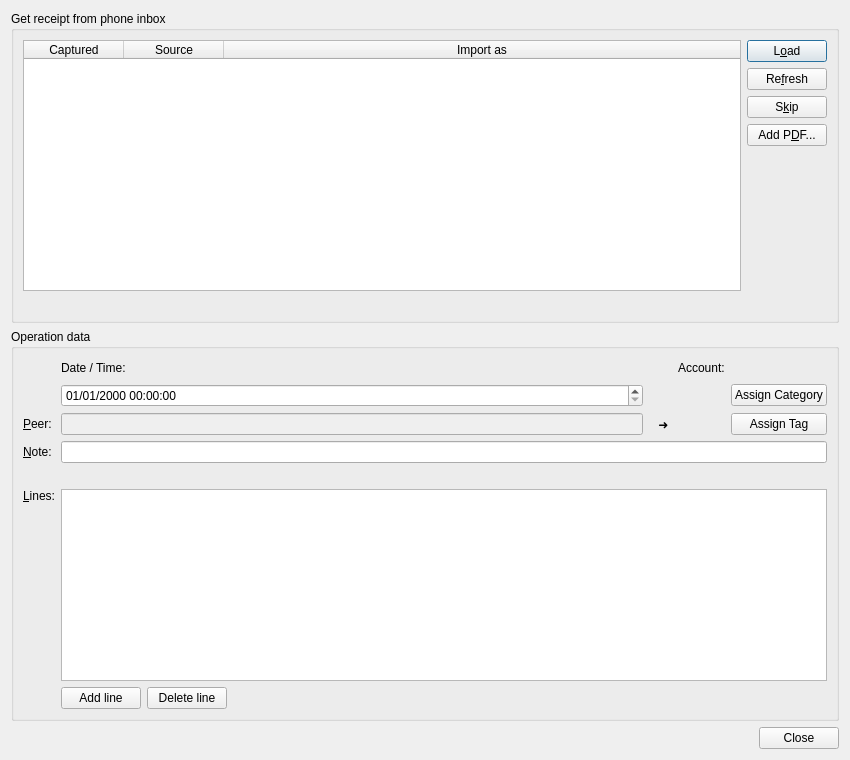
Old version of the form jal/ui/receipt_import_dlg.ui in the repository titov-vv/jal.
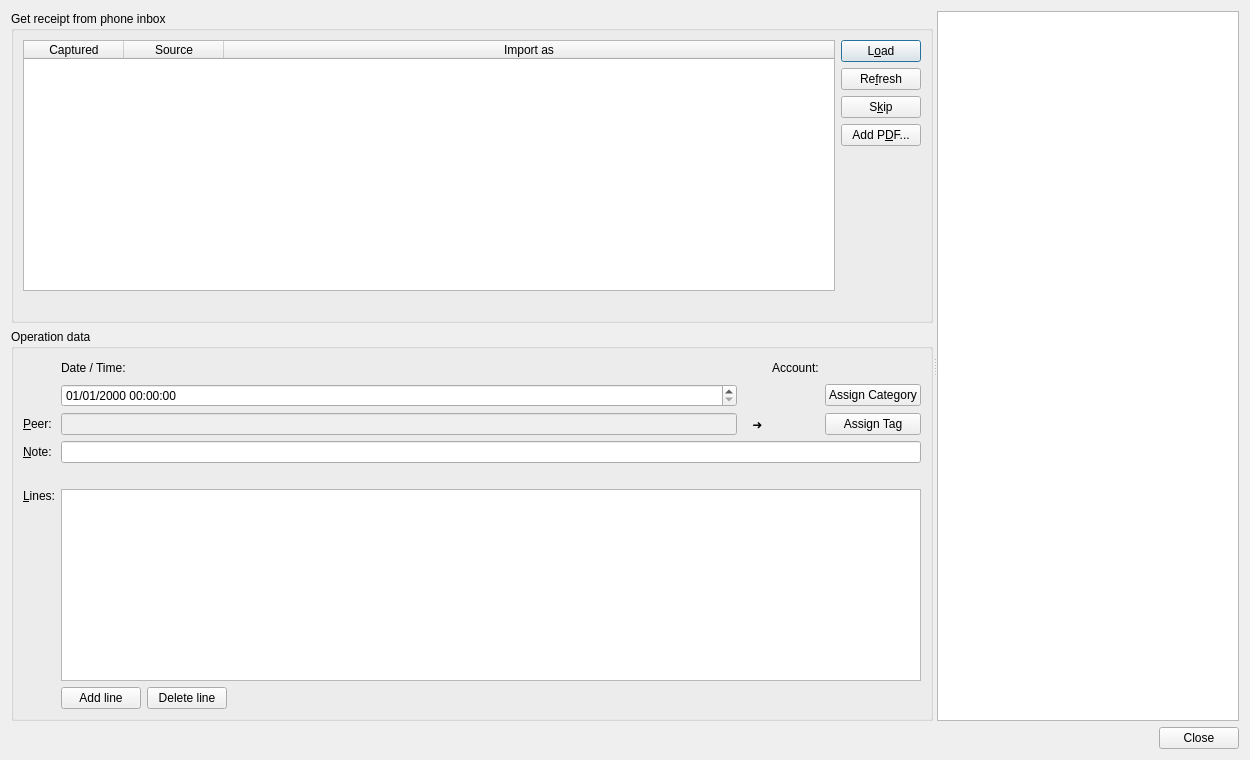
New version of the form. Custom widgets are drawn as their Qt base class.

Commit message: Receipt import: the scan is shown beside the lines; net-priced receipts get VAT added within the phone's rounding allowance. Lines with an unread amount are marked and offered the difference; rows read as no item can be added from the scan.

What changed in the file:
```diff
--- a/jal/ui/receipt_import_dlg.ui
+++ b/jal/ui/receipt_import_dlg.ui
@@ -6,7 +6,7 @@
    <rect>
     <x>0</x>
     <y>0</y>
-    <width>850</width>
+    <width>1250</width>
     <height>760</height>
    </rect>
   </property>
@@ -15,6 +15,34 @@
   </property>
   <layout class="QVBoxLayout" name="verticalLayout">
    <item>
+    <widget class="QSplitter" name="ScanSplitter">
+     <property name="orientation">
+      <enum>Qt::Orientation::Horizontal</enum>
+     </property>
+     <property name="childrenCollapsible">
+      <bool>false</bool>
+     </property>
+     <widget class="QWidget" name="FormPane" native="true">
+      <property name="sizePolicy">
+       <sizepolicy hsizetype="Expanding" vsizetype="Preferred">
+        <horstretch>2</horstretch>
+        <verstretch>0</verstretch>
+       </sizepolicy>
+      </property>
+      <layout class="QVBoxLayout" name="FormLayout">
+       <property name="leftMargin">
+        <number>0</number>
+       </property>
+       <property name="topMargin">
+        <number>0</number>
+       </property>
+       <property name="rightMargin">
+        <number>0</number>
+       </property>
+       <property name="bottomMargin">
+        <number>0</number>
+       </property>
+       <item>
     <widget class="QGroupBox" name="InboxGroup">
      <property name="sizePolicy">
       <sizepolicy hsizetype="Preferred" vsizetype="Preferred">
@@ -312,6 +340,27 @@
      </layout>
     </widget>
    </item>
+      </layout>
+     </widget>
+     <widget class="ReceiptScanView" name="ScanView">
+      <property name="sizePolicy">
+       <sizepolicy hsizetype="Expanding" vsizetype="Expanding">
+        <horstretch>1</horstretch>
+        <verstretch>0</verstretch>
+       </sizepolicy>
+      </property>
+      <property name="minimumSize">
+       <size>
+        <width>250</width>
+        <height>0</height>
+       </size>
+      </property>
+      <property name="toolTip">
+       <string>The scan of the loaded receipt: the selected line is marked on it. A double click on an outlined row adds it as a line.</string>
+      </property>
+     </widget>
+    </widget>
+   </item>
    <item>
     <widget class="QDialogButtonBox" name="DialogButtonBox">
      <property name="orientation">
@@ -343,6 +392,11 @@
   <tabstop>DialogButtonBox</tabstop>
  </tabstops>
  <customwidgets>
+  <customwidget>
+   <class>ReceiptScanView</class>
+   <extends>QGraphicsView</extends>
+   <header>jal/widgets/receipt_scan_view.h</header>
+  </customwidget>
   <customwidget>
    <class>ReferenceSelectorWidget</class>
    <extends>QWidget</extends>
```
Left out of the diff: 1 changed line with no effect on the pictures. Lines whose indentation alone changed are shown as unchanged. The commit also changes 14 other files.
